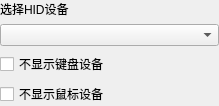
Qt form src/pages/hid/SAKHidDeviceController.ui (x-tools-author/x-tools) before a commit.
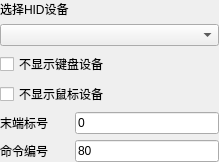
The same form after that commit.

```diff
--- a/src/pages/hid/SAKHidDeviceController.ui
+++ b/src/pages/hid/SAKHidDeviceController.ui
@@ -7,7 +7,7 @@
     <x>0</x>
     <y>0</y>
     <width>219</width>
-    <height>88</height>
+    <height>134</height>
    </rect>
   </property>
   <property name="windowTitle">
@@ -26,13 +26,6 @@
    <property name="bottomMargin">
     <number>0</number>
    </property>
-   <item row="2" column="0">
-    <widget class="QCheckBox" name="noKeyboardCheckBox">
-     <property name="text">
-      <string>不显示键盘设备</string>
-     </property>
-    </widget>
-   </item>
    <item row="0" column="0">
     <widget class="QLabel" name="label_3">
      <property name="text">
@@ -40,10 +33,45 @@
      </property>
     </widget>
    </item>
+   <item row="4" column="0">
+    <widget class="QLabel" name="label">
+     <property name="text">
+      <string>末端标号</string>
+     </property>
+    </widget>
+   </item>
    <item row="1" column="0" colspan="2">
     <widget class="QComboBox" name="hidDeviceComboBox"/>
    </item>
-   <item row="3" column="0">
+   <item row="5" column="0">
+    <widget class="QLabel" name="label_2">
+     <property name="text">
+      <string>命令编号</string>
+     </property>
+    </widget>
+   </item>
+   <item row="4" column="1">
+    <widget class="QLineEdit" name="endpointLineEdit">
+     <property name="text">
+      <string notr="true">0</string>
+     </property>
+    </widget>
+   </item>
+   <item row="5" column="1">
+    <widget class="QLineEdit" name="cmdLineEdit">
+     <property name="text">
+      <string notr="true">80</string>
+     </property>
+    </widget>
+   </item>
+   <item row="2" column="0" colspan="2">
+    <widget class="QCheckBox" name="noKeyboardCheckBox">
+     <property name="text">
+      <string>不显示键盘设备</string>
+     </property>
+    </widget>
+   </item>
+   <item row="3" column="0" colspan="2">
     <widget class="QCheckBox" name="noMouseCheckBox">
      <property name="text">
       <string>不显示鼠标设备</string>
```
